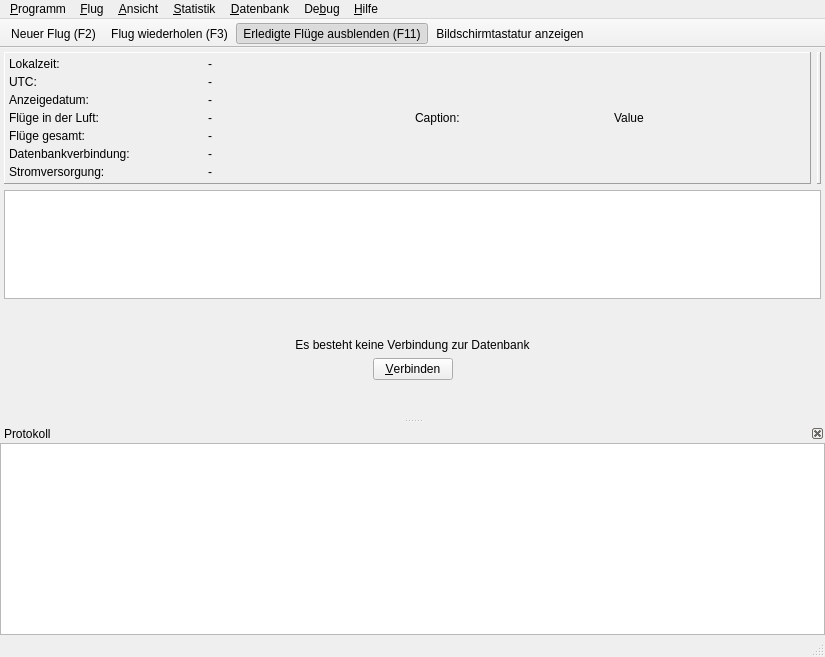
This is src/gui/windows/MainWindow.ui in startkladde/startkladde as Qt 5 draws it before an edit. The edited form follows.
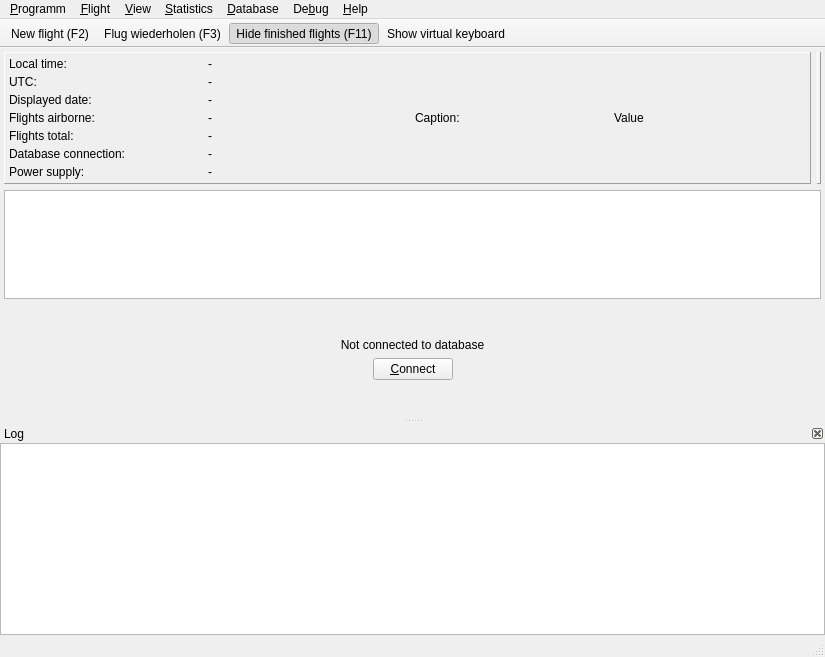
This is the edited form. Icons and pictures are not drawn. Custom widgets are drawn as their Qt base class.

Commit message: Translate windows to english

```diff
--- a/src/gui/windows/MainWindow.ui
+++ b/src/gui/windows/MainWindow.ui
@@ -61,7 +61,7 @@
              <item row="0" column="0">
               <widget class="SkLabel" name="localTimeCaptionLabel">
                <property name="text">
-                <string>Lokalzeit:</string>
+                <string>Local time:</string>
                </property>
               </widget>
              </item>
@@ -82,35 +82,35 @@
              <item row="2" column="0">
               <widget class="SkLabel" name="displayDateCaptionLabel">
                <property name="text">
-                <string>Anzeigedatum:</string>
+                <string>Displayed date:</string>
                </property>
               </widget>
              </item>
              <item row="3" column="0">
               <widget class="SkLabel" name="activeFlightsCaptionLabel">
                <property name="text">
-                <string>Flüge in der Luft:</string>
+                <string>Flights airborne:</string>
                </property>
               </widget>
              </item>
              <item row="4" column="0">
               <widget class="SkLabel" name="totalFlightsCaptionLabel">
                <property name="text">
-                <string>Flüge gesamt:</string>
+                <string>Flights total:</string>
                </property>
               </widget>
              </item>
              <item row="6" column="0">
               <widget class="SkLabel" name="databaseStateCaptionLabel">
                <property name="text">
-                <string>Datenbankverbindung:</string>
+                <string>Database connection:</string>
                </property>
               </widget>
              </item>
              <item row="7" column="0">
               <widget class="SkLabel" name="powerStateCaptionLabel">
                <property name="text">
-                <string>Stromversorgung:</string>
+                <string>Power supply:</string>
                </property>
               </widget>
              </item>
@@ -284,7 +284,7 @@
        <item>
         <widget class="QLabel" name="label_3">
          <property name="text">
-          <string>Es besteht keine Verbindung zur Datenbank</string>
+          <string>Not connected to database</string>
          </property>
          <property name="alignment">
           <set>Qt::AlignCenter</set>
@@ -316,7 +316,7 @@
           <item>
            <widget class="QPushButton" name="connectButton">
             <property name="text">
-             <string>&amp;Verbinden</string>
+             <string>&amp;Connect</string>
             </property>
            </widget>
           </item>
@@ -360,7 +360,7 @@
      <x>0</x>
      <y>0</y>
      <width>825</width>
-     <height>25</height>
+     <height>21</height>
     </rect>
    </property>
    <widget class="QMenu" name="menuProgram">
@@ -375,7 +375,7 @@
    </widget>
    <widget class="QMenu" name="menuFlight">
     <property name="title">
-     <string>&amp;Flug</string>
+     <string>&amp;Flight</string>
     </property>
     <addaction name="actionNew"/>
     <addaction name="actionLaunchMethodPreselection"/>
@@ -392,7 +392,7 @@
    </widget>
    <widget class="QMenu" name="menuView">
     <property name="title">
-     <string>&amp;Ansicht</string>
+     <string>&amp;View</string>
     </property>
     <widget class="QMenu" name="menuFlights">
      <property name="title">
@@ -433,7 +433,7 @@
    </widget>
    <widget class="QMenu" name="menuStatistics">
     <property name="title">
-     <string>&amp;Statistik</string>
+     <string>&amp;Statistics</string>
     </property>
     <addaction name="actionPlaneLogs"/>
     <addaction name="actionPilotLogs"/>
@@ -441,7 +441,7 @@
    </widget>
    <widget class="QMenu" name="menuDatabase">
     <property name="title">
-     <string>&amp;Datenbank</string>
+     <string>&amp;Database</string>
     </property>
     <addaction name="actionConnect"/>
     <addaction name="actionDisconnect"/>
@@ -464,7 +464,7 @@
    </widget>
    <widget class="QMenu" name="menuHelp">
     <property name="title">
-     <string>&amp;Hilfe</string>
+     <string>&amp;Help</string>
     </property>
     <addaction name="actionInfo"/>
     <addaction name="actionNetworkDiagnostics"/>
@@ -485,7 +485,7 @@
     <set>QDockWidget::DockWidgetClosable</set>
    </property>
    <property name="windowTitle">
-    <string>Protokoll</string>
+    <string>Log</string>
    </property>
    <attribute name="dockWidgetArea">
     <number>8</number>
@@ -553,7 +553,7 @@
   </action>
   <action name="actionNew">
    <property name="text">
-    <string>&amp;Neuer Flug... (F2)</string>
+    <string>&amp;New flight... (F2)</string>
    </property>
    <property name="toolTip">
     <string>Neuer Flug (F2)</string>
@@ -596,7 +596,7 @@
   </action>
   <action name="actionRepeat">
    <property name="text">
-    <string>Wiederh&amp;olen... (F3)</string>
+    <string>&amp;Replicate... (F3)</string>
    </property>
    <property name="iconText">
     <string>Flug wiederholen (F3)</string>
@@ -642,7 +642,7 @@
     <bool>true</bool>
    </property>
    <property name="text">
-    <string>Er&amp;ledigte Flüge ausblenden (F11)</string>
+    <string>&amp;Hide finished flights (F11)</string>
    </property>
    <property name="shortcut">
     <string>Ctrl+A</string>
@@ -807,7 +807,7 @@
     <bool>true</bool>
    </property>
    <property name="text">
-    <string>Bildschirmtastatur anzeigen</string>
+    <string>Show &amp;virtual keyboard</string>
    </property>
   </action>
   <action name="actionTest">
```
Left out of the diff: 91 changed lines with no effect on the pictures. The commit also changes 1 other file.
